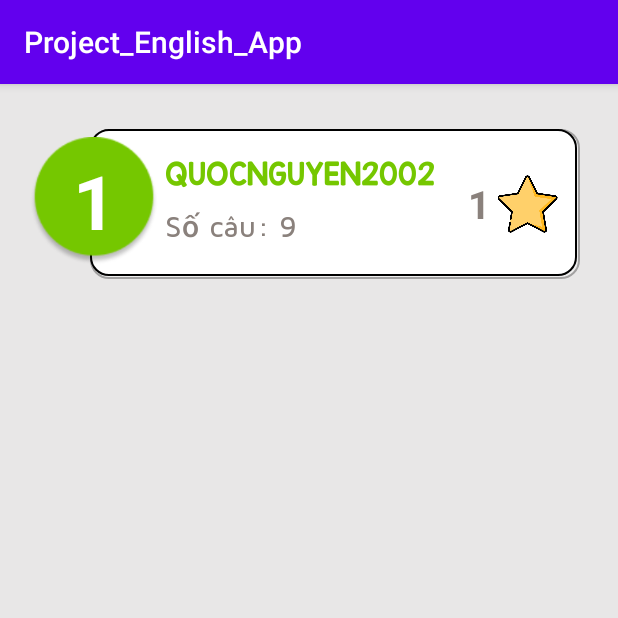
After one commit to KimBao01/Du-an-lam-viec-nhom, an Android app: the Activity_one_item_rank screen opened directly, with no data from a screen before it, on a phone screen of 412 x 824 dp, the top half of it. The commit adds this screen. Run offline under Robolectric (Android 15) with nearby library versions, the phone set to English and light mode, and no system bars.

Commit message:
[UPDATE2][29/11/2022]

```diff
--- /dev/null
+++ b/app/src/main/java/com/example/project_english_app/Activity_one_item_rank.java
@@ -0,0 +1,14 @@
+package com.example.project_english_app;
+
+import androidx.appcompat.app.AppCompatActivity;
+
+import android.os.Bundle;
+
+public class Activity_one_item_rank extends AppCompatActivity {
+
+    @Override
+    protected void onCreate(Bundle savedInstanceState) {
+        super.onCreate(savedInstanceState);
+        setContentView(R.layout.layout_one_item_rank);
+    }
+}
--- /dev/null
+++ b/app/src/main/res/drawable-v24/border_radius_listitem.xml
@@ -0,0 +1,7 @@
+<?xml version="1.0" encoding="utf-8"?>
+<shape xmlns:android="http://schemas.android.com/apk/res/android">
+    <corners android:radius="12dp"/>
+    <solid android:color="#fff"/>
+    <stroke android:width="1dp"
+        android:color="#000000"/>
+</shape>
--- /dev/null
+++ b/app/src/main/res/drawable-v24/ic_back.xml
@@ -0,0 +1,5 @@
+<vector android:height="34dp" android:tint="#75C700"
+    android:viewportHeight="24" android:viewportWidth="24"
+    android:width="34dp" xmlns:android="http://schemas.android.com/apk/res/android">
+    <path android:fillColor="@android:color/white" android:pathData="M17.77,3.77l-1.77,-1.77l-10,10l10,10l1.77,-1.77l-8.23,-8.23z"/>
+</vector>
--- /dev/null
+++ b/app/src/main/res/font/font_usename.xml
@@ -0,0 +1,9 @@
+<?xml version="1.0" encoding="utf-8"?>
+<font-family xmlns:android="http://schemas.android.com/apk/res/android">
+
+    <font
+        android:fontStyle="normal"
+        android:fontWeight="400"
+        android:font="@font/kgredhands"
+        />
+</font-family>
--- /dev/null
+++ b/app/src/main/res/layout/layout_one_item_rank.xml
@@ -0,0 +1,106 @@
+<?xml version="1.0" encoding="utf-8"?>
+<LinearLayout xmlns:android="http://schemas.android.com/apk/res/android"
+    xmlns:app="http://schemas.android.com/apk/res-auto"
+    android:layout_width="match_parent"
+    android:layout_height="match_parent"
+    android:background="#E8E7E7">
+
+
+
+    <RelativeLayout
+        android:layout_marginTop="30dp"
+        android:layout_width="match_parent"
+        android:layout_height="100dp"
+        android:layout_marginRight="5dp"
+        android:layout_marginBottom="10dp">
+
+        <RelativeLayout
+            android:layout_width="match_parent"
+            android:layout_height="match_parent"
+            android:layout_marginLeft="60dp"
+            android:layout_marginRight="20dp">
+
+            <ImageView
+                android:layout_width="match_parent"
+                android:layout_height="match_parent"
+                android:alpha="0.3"
+                android:background="@drawable/border_radius_listitem"
+                app:tint="#77000000" />
+
+            <ImageView
+                android:layout_width="match_parent"
+                android:layout_height="match_parent"
+                android:layout_marginRight="2dp"
+                android:layout_marginBottom="2dp"
+                android:background="@drawable/border_radius_listitem" />
+        </RelativeLayout>
+
+        <TextView
+            android:layout_width="85dp"
+            android:layout_height="85dp"
+            android:layout_marginStart="20dp"
+            android:layout_marginTop="5dp"
+            android:layout_marginBottom="5dp"
+            android:background="@drawable/bg_cricle_ranking"
+            android:gravity="center"
+            android:text="1"
+            android:textColor="@color/white"
+            android:textSize="50dp"
+            android:textStyle="bold" />
+
+        <RelativeLayout
+            android:layout_width="70dp"
+            android:layout_height="40dp"
+            android:layout_alignParentRight="true"
+            android:layout_centerVertical="true"
+            android:layout_marginRight="30dp">
+
+
+            <ImageView
+                android:layout_marginLeft="20dp"
+                android:layout_width="match_parent"
+                android:layout_height="match_parent"
+                android:src="@drawable/start_icon"/>
+            <TextView
+                android:layout_marginLeft="5dp"
+                android:gravity="center|left"
+                android:layout_width="match_parent"
+                android:layout_height="match_parent"
+                android:text="1"
+                android:textStyle="bold"
+                android:textColor="#8A817C"
+                android:textSize="26dp" />
+        </RelativeLayout>
+
+        <LinearLayout
+            android:layout_width="200dp"
+            android:layout_height="match_parent"
+            android:layout_marginLeft="110dp"
+            android:orientation="vertical">
+
+            <TextView
+                android:layout_width="match_parent"
+                android:layout_height="1dp"
+                android:layout_weight="1"
+                android:fontFamily="@font/font_usename"
+                android:gravity="bottom"
+                android:paddingBottom="5dp"
+                android:text="QuocNguyen2002"
+                android:textAllCaps="true"
+                android:textColor="#75C700"
+                android:textSize="18dp" />
+
+            <TextView
+                android:layout_marginTop="5dp"
+                android:layout_width="match_parent"
+                android:layout_height="1dp"
+                android:layout_weight="1"
+                android:text="Số câu: 9"
+                android:fontFamily="@font/ravenpro_medium"
+                android:textColor="#8A817C"
+                android:textSize="20dp" />
+        </LinearLayout>
+    </RelativeLayout>
+
+
+</LinearLayout><!--    75C700-->
```
Also changed, not shown: app/src/main/AndroidManifest.xml (+7 -0 lines), app/src/main/java/com/example/project_english_app/Activity_result.java (+14 -1 lines), app/src/main/res/drawable/bg_gradient_process_correct.xml (added, +10 -0 lines), app/src/main/res/layout/layout_correct_play.xml (+5 -2 lines), app/src/main/res/layout/layout_highscore.xml (added, +29 -0 lines), app/src/main/res/layout/layout_result.xml (+10 -0 lines), app/src/main/res/drawable-v24/bg_cricle_ranking.png (added), app/src/main/res/font/kgredhands.ttf (added), app/src/main/res/font/kgredhandsoutline.ttf (added).
